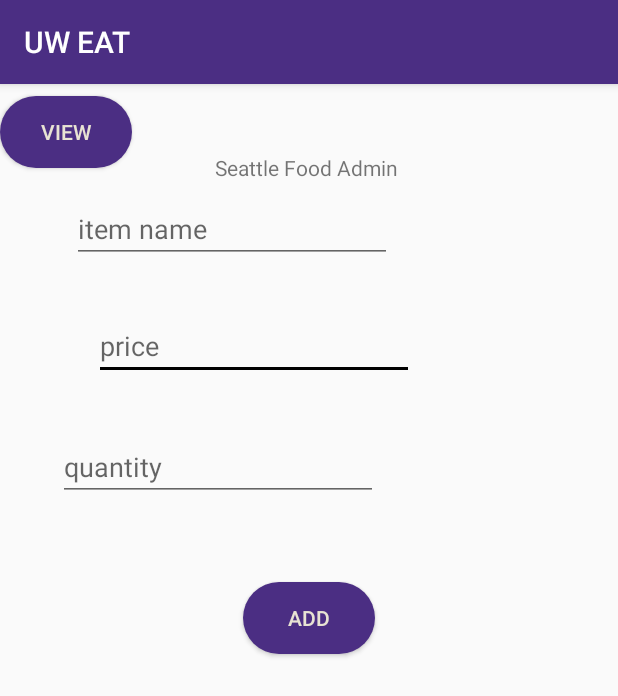
After one commit to ruitaoyu/uweat, an Android app: the AdminPanel screen opened directly, with no data from a screen before it, on a phone screen of 412 x 824 dp. The commit adds this screen. Shown: the top 696 px of the screen. Run offline under Robolectric (Android 15) with nearby library versions, the phone set to English and light mode, and no system bars; 1 statement that could not run was skipped.

```diff
--- a/app/build.gradle
+++ b/app/build.gradle
@@ -22,6 +22,7 @@ dependencies {
     implementation fileTree(dir: 'libs', include: ['*.jar'])
     implementation 'com.android.support:appcompat-v7:28.0.0'
     implementation 'com.android.support.constraint:constraint-layout:1.1.3'
+    implementation 'com.android.support:design:28.0.0'
     testImplementation 'junit:junit:4.12'
     androidTestImplementation 'com.android.support.test:runner:1.0.2'
     androidTestImplementation 'com.android.support.test.espresso:espresso-core:3.0.2'
--- /dev/null
+++ b/app/src/main/java/com/example/terryyu/uweat/AdminPanel.java
@@ -0,0 +1,96 @@
+package com.example.terryyu.uweat;
+import android.app.AlertDialog;
+import android.content.ContentValues;
+import android.content.Context;
+import android.content.Intent;
+import android.database.Cursor;
+import android.database.sqlite.SQLiteDatabase;
+import android.database.sqlite.SQLiteOpenHelper;
+import android.os.Bundle;
+import android.support.v7.app.AppCompatActivity;
+import android.text.Layout;
+import android.view.View;
+import android.view.ViewGroup;
+import android.widget.Button;
+import android.widget.EditText;
+import android.widget.LinearLayout;
+import android.widget.TableLayout;
+import android.widget.TableRow;
+import android.widget.TextView;
+import android.widget.Toast;
+
+public class AdminPanel extends AppCompatActivity{
+    SeattleFoodDB myDb;
+    TextView txt_Msg;
+    Layout lay;
+    Button addBtn, viewBtn;
+    EditText foodName, foodPrice, foodQuantity;
+    @Override
+    protected void onCreate(Bundle savedInstanceState) {
+        super.onCreate(savedInstanceState);
+        setContentView(R.layout.activity_admin_panel);
+        myDb = new SeattleFoodDB(this);
+        addBtn = (Button) findViewById(R.id.btn_add);
+        viewBtn = (Button) findViewById(R.id.btn_view);
+        foodName = (EditText) findViewById(R.id.item);
+        foodPrice = (EditText) findViewById(R.id.price);
+        foodQuantity = (EditText) findViewById(R.id.quantity);
+        viewBtn.setOnClickListener(new View.OnClickListener(){
+            @Override
+            public void onClick(View v) {
+                Cursor res = myDb.getAllData();
+
+                StringBuffer buffer = new StringBuffer();
+                if(res.getCount() != 0) {
+                    while(res.moveToNext()) {
+                        System.out.println(res.getString(1)+"   "+res.getString(2)+"   "+res.getString(3));
+                        buffer.append("Id :"+ res.getString(0)+"\n");
+                        buffer.append("Name :"+ res.getString(1)+"\n");
+                        buffer.append("Price :"+ res.getString(2)+"\n");
+                        buffer.append("Quantity :"+ res.getString(3)+"\n\n");
+
+
+                    }
+                    showMessage("Data",buffer.toString());
+
+
+                }
+                //
+            }
+
+
+        });
+
+
+        addBtn.setOnClickListener(new View.OnClickListener() {
+            @Override
+            public void onClick(View v) {
+                insertDatabase();
+
+            }
+        });
+//        myDb = new SeattleFoodDB(this);
+//        Cursor res = myDb.getAllData();
+
+    }
+    public void showMessage(String title,String Message){
+        AlertDialog.Builder builder = new AlertDialog.Builder(this);
+        builder.setCancelable(true);
+        builder.setTitle(title);
+        builder.setMessage(Message);
+        builder.show();
+    }
+
+    public void insertDatabase(){
+        boolean isInserted = myDb.insertData(foodName.getText().toString(),  Float.valueOf(foodPrice.getText().toString()), Integer.parseInt(foodQuantity.getText().toString()));
+
+        if(isInserted == true) {
+            Toast.makeText(AdminPanel.this,"Food Item Inserted", Toast.LENGTH_LONG).show();
+
+
+        } else {
+            Toast.makeText(AdminPanel.this,"Food Item Not Inserted", Toast.LENGTH_LONG).show();
+        }
+
+    }
+}
--- /dev/null
+++ b/app/src/main/res/layout/activity_admin_panel.xml
@@ -0,0 +1,106 @@
+<?xml version="1.0" encoding="utf-8"?>
+<android.support.constraint.ConstraintLayout xmlns:android="http://schemas.android.com/apk/res/android"
+    xmlns:app="http://schemas.android.com/apk/res-auto"
+    xmlns:tools="http://schemas.android.com/tools"
+    android:layout_width="match_parent"
+    android:layout_height="match_parent"
+    tools:context=".AdminPanel">
+
+    <EditText
+        android:id="@+id/price"
+        android:layout_width="wrap_content"
+        android:layout_height="wrap_content"
+        android:layout_marginStart="33dp"
+        android:layout_marginLeft="33dp"
+        android:layout_marginTop="48dp"
+        android:layout_marginEnd="136dp"
+        android:layout_marginRight="136dp"
+        android:ems="10"
+        android:hint="price"
+        android:inputType="numberDecimal"
+        app:layout_constraintBottom_toTopOf="@+id/quantity"
+        app:layout_constraintEnd_toEndOf="parent"
+        app:layout_constraintHorizontal_bias="1.0"
+        app:layout_constraintStart_toStartOf="parent"
+        app:layout_constraintTop_toBottomOf="@+id/textView" />
+
+    <Button
+        android:id="@+id/btn_add"
+        android:layout_width="wrap_content"
+        android:layout_height="wrap_content"
+        android:layout_marginTop="8dp"
+        android:layout_marginBottom="8dp"
+        android:background="@drawable/rounded_btn"
+        android:text="Add"
+        android:textColor="@color/colorUWGold"
+        app:layout_constraintBottom_toBottomOf="parent"
+        app:layout_constraintEnd_toEndOf="parent"
+        app:layout_constraintStart_toStartOf="parent"
+        app:layout_constraintTop_toTopOf="parent"
+        app:layout_constraintVertical_bias="0.46" />
+
+    <Button
+        android:id="@+id/btn_view"
+        android:layout_width="wrap_content"
+        android:layout_height="wrap_content"
+        android:layout_marginTop="8dp"
+        android:layout_marginBottom="16dp"
+        android:background="@drawable/rounded_btn"
+        android:text="view"
+        android:textColor="@color/colorUWGold"
+        app:layout_constraintBottom_toBottomOf="parent"
+        app:layout_constraintEnd_toEndOf="parent"
+        app:layout_constraintHorizontal_bias="0.0"
+        app:layout_constraintStart_toStartOf="parent"
+        app:layout_constraintTop_toTopOf="parent"
+        app:layout_constraintVertical_bias="0.0" />
+
+    <EditText
+        android:id="@+id/quantity"
+        android:layout_width="wrap_content"
+        android:layout_height="wrap_content"
+        android:layout_marginTop="2dp"
+        android:ems="10"
+        android:hint="quantity"
+        android:inputType="textPassword|number"
+        app:layout_constraintBottom_toBottomOf="parent"
+        app:layout_constraintEnd_toEndOf="parent"
+        app:layout_constraintHorizontal_bias="0.195"
+        app:layout_constraintStart_toStartOf="parent"
+        app:layout_constraintTop_toTopOf="parent"
+        app:layout_constraintVertical_bias="0.32" />
+
+    <EditText
+        android:id="@+id/item"
+        android:layout_width="wrap_content"
+        android:layout_height="wrap_content"
+        android:layout_marginStart="33dp"
+        android:layout_marginLeft="33dp"
+        android:layout_marginTop="6dp"
+        android:layout_marginEnd="136dp"
+        android:layout_marginRight="136dp"
+        android:ems="10"
+        android:hint="item name"
+        android:inputType="textEmailAddress"
+        app:layout_constraintEnd_toEndOf="parent"
+        app:layout_constraintStart_toStartOf="parent"
+        app:layout_constraintTop_toBottomOf="@+id/textView" />
+
+    <TextView
+        android:id="@+id/textView"
+        android:layout_width="wrap_content"
+        android:layout_height="22dp"
+        android:layout_marginStart="143dp"
+        android:layout_marginLeft="143dp"
+        android:layout_marginTop="4dp"
+        android:layout_marginEnd="164dp"
+        android:layout_marginRight="164dp"
+        android:text="Seattle Food Admin"
+        app:layout_constraintBottom_toBottomOf="parent"
+        app:layout_constraintEnd_toEndOf="parent"
+        app:layout_constraintHorizontal_bias="0.0"
+        app:layout_constraintStart_toStartOf="parent"
+        app:layout_constraintTop_toTopOf="parent"
+        app:layout_constraintVertical_bias="0.057" />
+
+</android.support.constraint.ConstraintLayout>
--- a/app/src/main/res/values/dimens.xml
+++ b/app/src/main/res/values/dimens.xml
@@ -2,4 +2,5 @@
     <!-- Default screen margins, per the Android Design guidelines. -->
     <dimen name="activity_horizontal_margin">16dp</dimen>
     <dimen name="activity_vertical_margin">16dp</dimen>
+    <dimen name="fab_margin">16dp</dimen>
 </resources>
--- a/app/src/main/res/values/strings.xml
+++ b/app/src/main/res/values/strings.xml
@@ -12,4 +12,5 @@
     <string name="permission_rationale">"Contacts permissions are needed for providing email
         completions."
     </string>
+    <string name="title_activity_seattle_campus">seattle_campus</string>
 </resources>
--- a/app/src/main/res/values/styles.xml
+++ b/app/src/main/res/values/styles.xml
@@ -8,4 +8,13 @@
         <item name="colorAccent">@color/colorUWBlack</item>
     </style>
 
+    <style name="AppTheme.NoActionBar">
+        <item name="windowActionBar">false</item>
+        <item name="windowNoTitle">true</item>
+    </style>
+
+    <style name="AppTheme.AppBarOverlay" parent="ThemeOverlay.AppCompat.Dark.ActionBar" />
+
+    <style name="AppTheme.PopupOverlay" parent="ThemeOverlay.AppCompat.Light" />
+
 </resources>
```
Also changed, not shown: app/src/main/AndroidManifest.xml (+6 -1 lines), app/src/main/java/com/example/terryyu/uweat/LoginActivity.java (+18 -10 lines), app/src/main/java/com/example/terryyu/uweat/SchoolListActivity.java (+15 -0 lines), app/src/main/java/com/example/terryyu/uweat/seattle_campus.java (added, +149 -0 lines), app/src/main/res/layout/seattle_campus.xml (added, +18 -0 lines).
